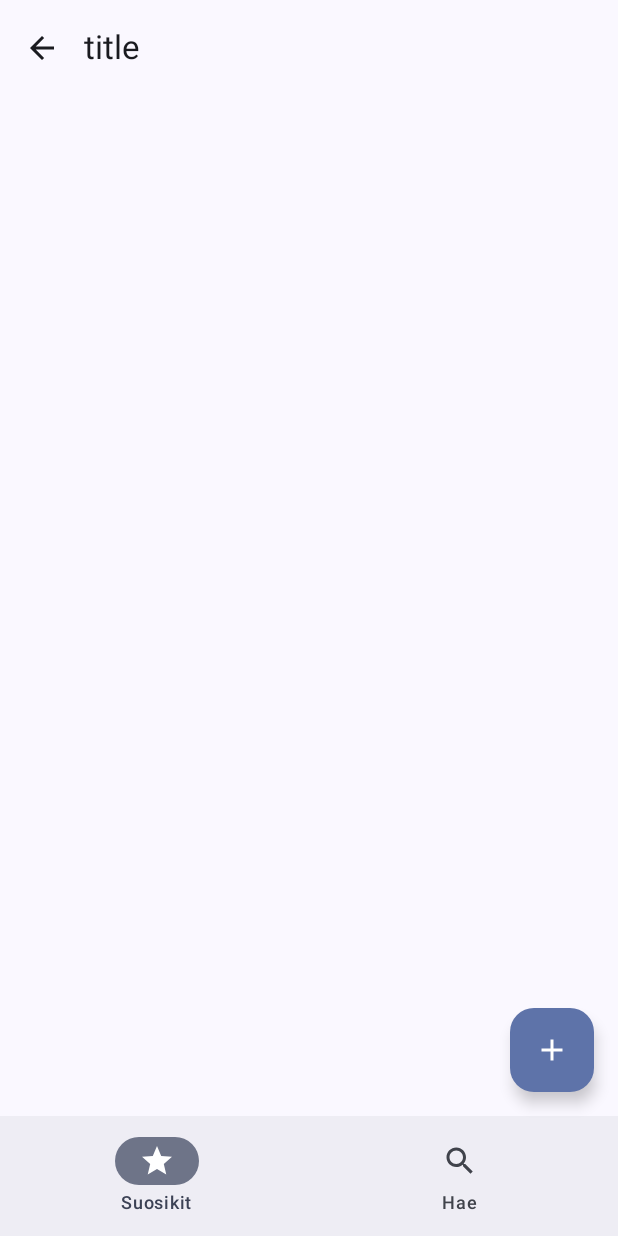
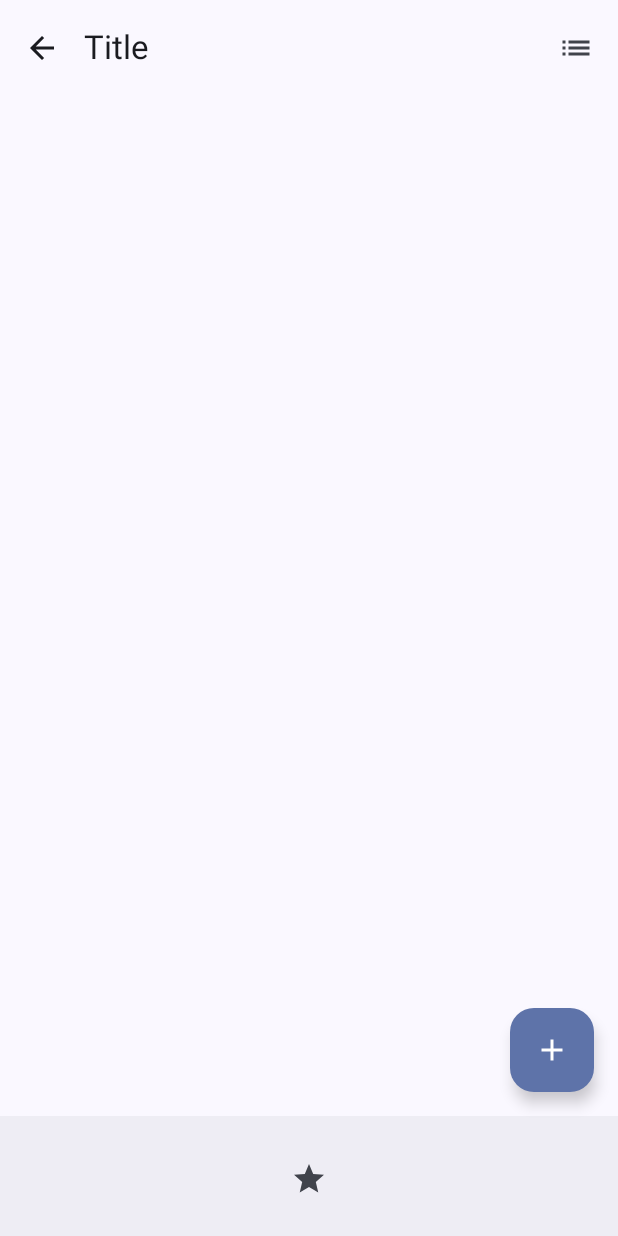
Before and after one commit to jonnevuorela/edmo-course, an Android app built with Jetpack Compose: the @Preview function ScaffoldDemoPreview, on a phone screen of 412 x 824 dp. Run offline under Robolectric (Android 15) with nearby library versions, the phone set to English and light mode, and no system bars.

Commit message:
scaffold, state

```diff
--- a/example1/app/src/main/java/com/example/emo1/basic_layout/ScaffoldDemo.kt
+++ b/example1/app/src/main/java/com/example/emo1/basic_layout/ScaffoldDemo.kt
@@ -2,6 +2,7 @@ import androidx.compose.foundation.layout.Box
 import androidx.compose.foundation.layout.padding
 import androidx.compose.material.icons.Icons
 import androidx.compose.material.icons.automirrored.filled.ArrowBack
+import androidx.compose.material.icons.automirrored.filled.List
 import androidx.compose.material.icons.filled.Add
 import androidx.compose.material.icons.filled.Search
 import androidx.compose.material.icons.filled.Star
@@ -14,55 +15,52 @@ import androidx.compose.material3.NavigationBarItem
 import androidx.compose.material3.Scaffold
 import androidx.compose.material3.Text
 import androidx.compose.material3.TopAppBar
+import androidx.compose.material3.TopAppBarColors
 import androidx.compose.runtime.Composable
 import androidx.compose.ui.Modifier
 import androidx.compose.ui.tooling.preview.Preview
+import com.example.emo1.basic_layout.LazyListDemo
 import com.example.emo1.ui.theme.Emo1Theme
 
 @OptIn(ExperimentalMaterial3Api::class)
 @Composable
+fun CustomAppBar(modifier: Modifier = Modifier) {
+    TopAppBar(
+        title = {
+            Text("Title")
+        }, navigationIcon = {
+            IconButton(onClick = {}) {
+                Icon(Icons.AutoMirrored.Default.ArrowBack, contentDescription = "")
+            }
+        }, actions = {
+            IconButton(onClick = {}){
+                Icon(Icons.AutoMirrored.Filled.List, contentDescription = "")
+            }
+        }
+    )
+}
+
+@Composable
 fun ScaffoldDemo(modifier: Modifier = Modifier) {
     Scaffold(
-        floatingActionButton = {
-            FloatingActionButton(onClick = {}) {
-                Icon(Icons.Default.Add, contentDescription = null)
+        topBar = {
+            CustomAppBar()
+        },
+        bottomBar = {
+            BottomAppBar {
+                NavigationBarItem(onClick = {}, selected = false, icon = {
+                    Icon(Icons.Default.Star, contentDescription = "")
+                })
             }
         },
-
-        // telineessä on valmis paikka topbarille
-        topBar = {
-
-            TopAppBar(title = {
-                Text("title")
-            }, navigationIcon = {
-                IconButton(onClick = {}) {
-                    Icon(
-                        // automirrored kääntää nuolen autom.
-                        // toisinpäin, jos lukusuunta vaihtuu
-                        imageVector = Icons.AutoMirrored.Default.ArrowBack,
-                        contentDescription = null
-                    )
-                }
-            })
-        }, bottomBar = {
-            BottomAppBar {
-                NavigationBarItem(selected = true, onClick = {}, icon = {
-                    Icon(imageVector = Icons.Default.Star, contentDescription = null)
-                }, label = {
-                    Text("Suosikit")
-                })
-                NavigationBarItem(selected = false, onClick = {}, icon = {
-                    Icon(imageVector = Icons.Default.Search, contentDescription = null)
-                }, label = {
-                    Text("Hae")
-                })
-
-
+        floatingActionButton = {
+            FloatingActionButton(onClick = {}){
+                Icon(Icons.Default.Add, contentDescription = "")
             }
-        }
-
+        },
     ) { paddingValues ->
-        Box(modifier = Modifier.padding(paddingValues))
+        Box(modifier = Modifier.padding(paddingValues)
+        )
     }
 }
 
```
Also changed, not shown: example1/app/src/main/java/com/example/emo1/MainActivity.kt (+2 -6 lines), example1/app/src/main/java/com/example/emo1/state_management/counter.kt (added, +45 -0 lines).
